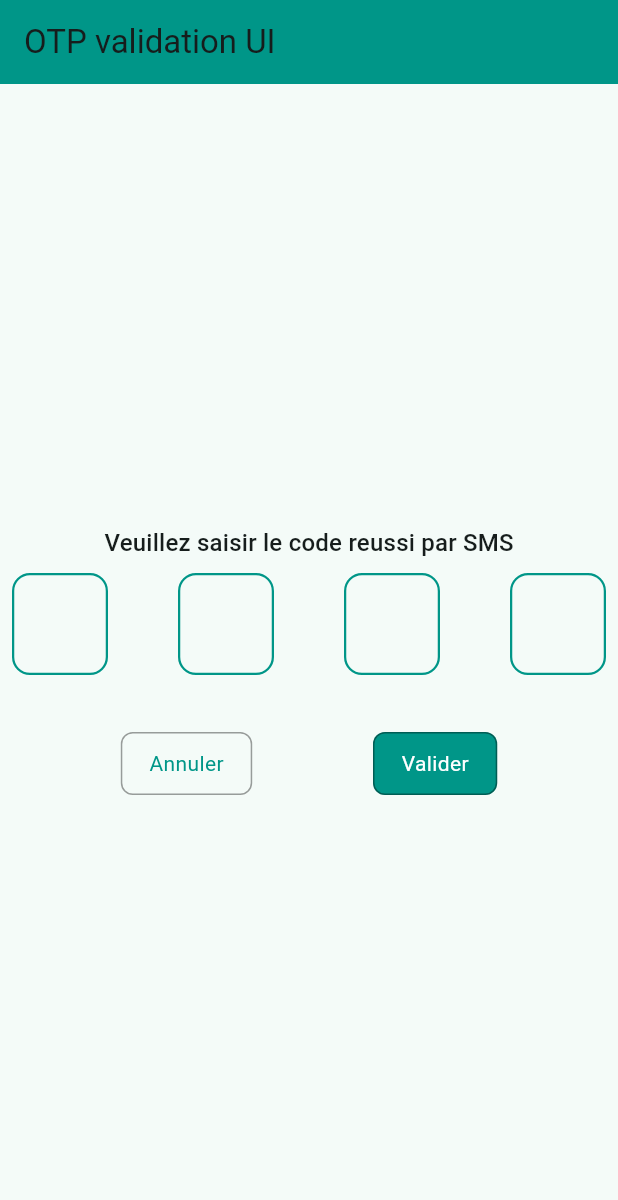
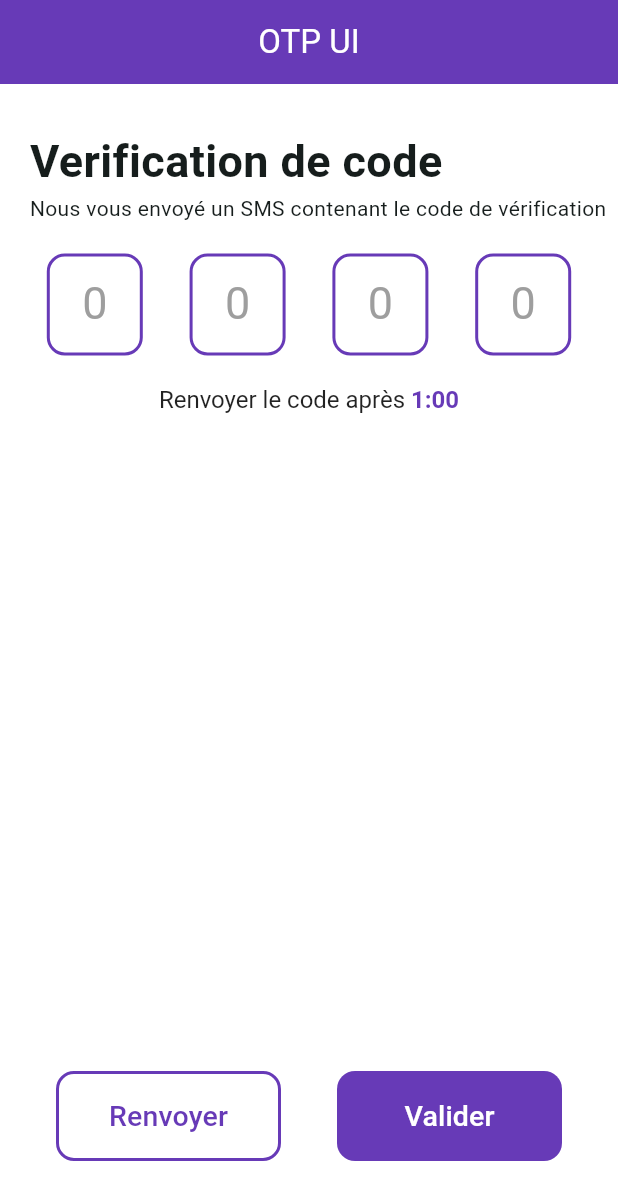
Before and after one commit to cisse410/otp_form_ui, a Flutter app: the screen it shows after launch, on a phone screen of 412 x 824 dp. Shown: the top 1200 px of the screen. Run offline on Flutter 3.47's test engine with Material 3 defaults, Android fonts, the phone set to English and light mode, and no system bars.

Commit message:
Another OTP form  UI

```diff
--- a/lib/main.dart
+++ b/lib/main.dart
@@ -1,6 +1,5 @@
 import 'package:flutter/material.dart';
-
-import 'home_page.dart';
+import 'package:otp_form_ui/otp/home.dart';
 
 void main() {
   runApp(const MyApp());
@@ -33,10 +32,9 @@ class MyApp extends StatelessWidget {
                 )),
             focusedBorder: OutlineInputBorder(
                 borderSide: BorderSide(color: Colors.teal),
-                borderRadius: BorderRadius.all(Radius.circular(12.0))),
-            hintStyle: TextStyle(color: Colors.grey, fontSize: 14)),
+                borderRadius: BorderRadius.all(Radius.circular(12.0))),),
       ),
-      home: const HomePage(),
+      home: const Home(),
     );
   }
 }
--- /dev/null
+++ b/lib/otp/field_input.dart
@@ -0,0 +1,41 @@
+import 'package:flutter/material.dart';
+import 'package:flutter/services.dart';
+
+class FieldInput extends StatelessWidget {
+  const FieldInput({
+    super.key,
+  });
+
+  @override
+  Widget build(BuildContext context) {
+    return SizedBox(
+      height: 68,
+      width: 64,
+      child: TextField(
+          onChanged: (value) {
+            if (value.length == 1) {
+              FocusScope.of(context).nextFocus();
+            }
+          },
+          style: Theme.of(context).textTheme.headlineMedium,
+          keyboardType: TextInputType.number,
+          textAlign: TextAlign.center,
+          inputFormatters: [
+            LengthLimitingTextInputFormatter(1),
+            FilteringTextInputFormatter.digitsOnly
+          ],
+          decoration: InputDecoration(
+            hintText: '0',
+            enabledBorder: OutlineInputBorder(
+                borderRadius: BorderRadius.circular(12),
+                borderSide:
+                    const BorderSide(color: Colors.deepPurple, width: 2)),
+            hintStyle: const TextStyle(color: Colors.grey, fontSize: 30),
+            focusedBorder: OutlineInputBorder(
+                borderRadius: BorderRadius.circular(12),
+                borderSide:
+                    const BorderSide(color: Colors.deepPurple, width: 2)),
+          )),
+    );
+  }
+}
--- /dev/null
+++ b/lib/otp/home.dart
@@ -0,0 +1,133 @@
+import 'package:flutter/material.dart';
+import 'package:flutter/services.dart';
+import 'package:flutter/widgets.dart';
+import 'package:otp_form_ui/otp/main_page.dart';
+
+import 'field_input.dart';
+
+class Home extends StatelessWidget {
+  const Home({super.key});
+
+  @override
+  Widget build(BuildContext context) {
+    return Scaffold(
+      backgroundColor: Colors.white,
+      appBar: AppBar(
+        backgroundColor: Colors.deepPurple,
+        title: const Text(
+          'OTP UI',
+          style: TextStyle(color: Colors.white),
+        ),
+        centerTitle: true,
+      ),
+      body: Column(
+        mainAxisAlignment: MainAxisAlignment.center,
+        children: [
+          const SizedBox(
+            height: 30,
+          ),
+          Container(
+            padding: const EdgeInsets.only(left: 12),
+            child: const Column(
+              crossAxisAlignment: CrossAxisAlignment.start,
+              children: [
+                Text(
+                  'Verification de code',
+                  style: TextStyle(fontSize: 30, fontWeight: FontWeight.bold),
+                ),
+                Text(
+                  'Nous vous envoyé un SMS contenant le code de vérification',
+                  style: TextStyle(
+                    fontSize: 14,
+                  ),
+                )
+              ],
+            ),
+          ),
+          const SizedBox(
+            height: 20,
+          ),
+          const Row(
+            mainAxisAlignment: MainAxisAlignment.spaceEvenly,
+            children: [
+              FieldInput(),
+              FieldInput(),
+              FieldInput(),
+              FieldInput(),
+            ],
+          ),
+          const SizedBox(
+            height: 20,
+          ),
+          RichText(
+            text: const TextSpan(
+                style: TextStyle(fontSize: 16, color: Colors.deepPurple),
+                children: [
+                  TextSpan(
+                    text: 'Renvoyer le code après',
+                    style: TextStyle(color: Colors.black87),
+                  ),
+                  TextSpan(
+                      text: ' 1:00',
+                      style: TextStyle(fontWeight: FontWeight.bold)),
+                ]),
+          ),
+          const Spacer(),
+          Row(
+            mainAxisAlignment: MainAxisAlignment.spaceEvenly,
+            children: [
+              Container(
+                height: 60,
+                width: 150,
+                decoration: BoxDecoration(
+                  border: Border.all(
+                    color: Colors.deepPurple,
+                    width: 2,
+                  ),
+                  color: Colors.white,
+                  borderRadius: BorderRadius.circular(12),
+                ),
+                child: TextButton(
+                  onPressed: () {},
+                  child: const Text(
+                    'Renvoyer',
+                    style: TextStyle(
+                      color: Colors.deepPurple,
+                      fontSize: 19,
+                    ),
+                  ),
+                ),
+              ),
+              Container(
+                height: 60,
+                width: 150,
+                decoration: BoxDecoration(
+                  color: Colors.deepPurple,
+                  borderRadius: BorderRadius.circular(12),
+                ),
+                child: TextButton(
+                  onPressed: () {
+                    Navigator.push(
+                      context,
+                      MaterialPageRoute(builder: (context) => const MainPage()),
+                    );
+                  },
+                  child: const Text(
+                    'Valider',
+                    style: TextStyle(
+                      color: Colors.white,
+                      fontSize: 19,
+                    ),
+                  ),
+                ),
+              ),
+            ],
+          ),
+          const SizedBox(
+            height: 50,
+          ),
+        ],
+      ),
+    );
+  }
+}
--- /dev/null
+++ b/lib/otp/main_page.dart
@@ -0,0 +1,26 @@
+import 'package:flutter/material.dart';
+
+class MainPage extends StatelessWidget {
+  const MainPage({super.key});
+
+  @override
+  Widget build(BuildContext context) {
+    return Scaffold(
+      appBar: AppBar(
+        title: const Text(
+          'Accueil',
+        ),
+        centerTitle: true,
+        automaticallyImplyLeading: false,
+      ),
+      body: const Column(
+        mainAxisAlignment: MainAxisAlignment.center,
+        children: [
+          Text(
+            'Welcome back !',
+          )
+        ],
+      ),
+    );
+  }
+}
```
